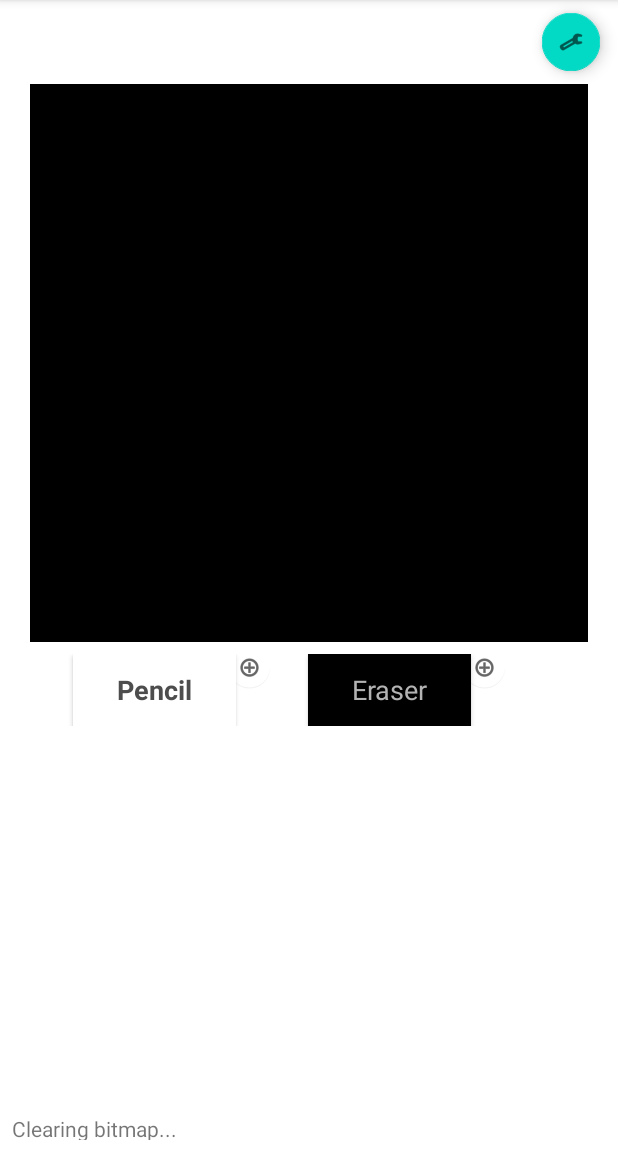
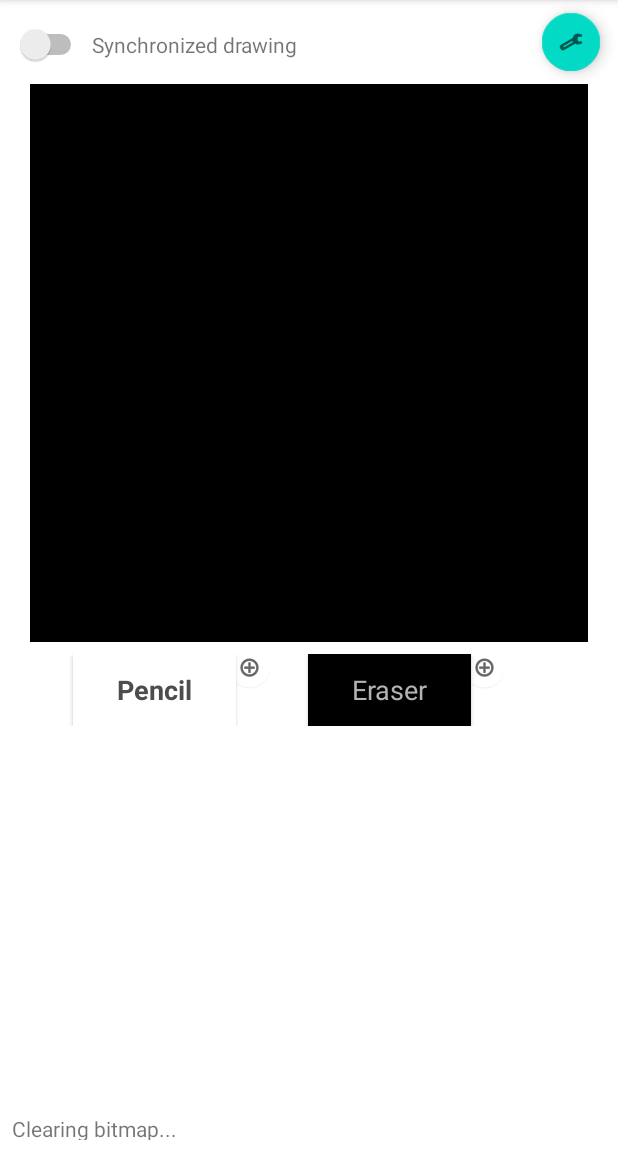
Before and after one commit to aalku/PixelMatrixFun-Android, an Android app: the DrawActivity screen opened directly, with no data from a screen before it, on a phone screen of 412 x 824 dp, the part 84-1236 px from its top. Run offline under Robolectric (Android 15) with nearby library versions, the phone set to English and light mode, and no system bars; libraries missing offline, so code that uses them is left out: petrov.kristiyan.colorpicker.

Commit message:
Sync drawing switch

```diff
--- a/PixelMatrixFun/app/src/main/res/layout/activity_draw.xml
+++ b/PixelMatrixFun/app/src/main/res/layout/activity_draw.xml
@@ -171,4 +171,28 @@
         app:layout_constraintTop_toTopOf="parent"
         app:srcCompat="@android:drawable/ic_menu_manage" />
 
+    <Switch
+        android:id="@+id/syncSwitch"
+        android:layout_width="wrap_content"
+        android:layout_height="wrap_content"
+        android:layout_marginStart="10dp"
+        android:layout_marginLeft="10dp"
+        android:layout_marginTop="16dp"
+        android:checked="false"
+        app:layout_constraintStart_toStartOf="parent"
+        app:layout_constraintTop_toTopOf="parent"
+        tools:checked="false" />
+
+    <TextView
+        android:id="@+id/textView"
+        android:layout_width="wrap_content"
+        android:layout_height="25dp"
+        android:layout_marginStart="3dp"
+        android:layout_marginLeft="3dp"
+        android:gravity="left|center_vertical"
+        android:text="Synchronized drawing"
+        app:layout_constraintBottom_toBottomOf="@+id/syncSwitch"
+        app:layout_constraintStart_toEndOf="@+id/syncSwitch"
+        app:layout_constraintTop_toTopOf="@+id/syncSwitch" />
+
 </androidx.constraintlayout.widget.ConstraintLayout>
```
